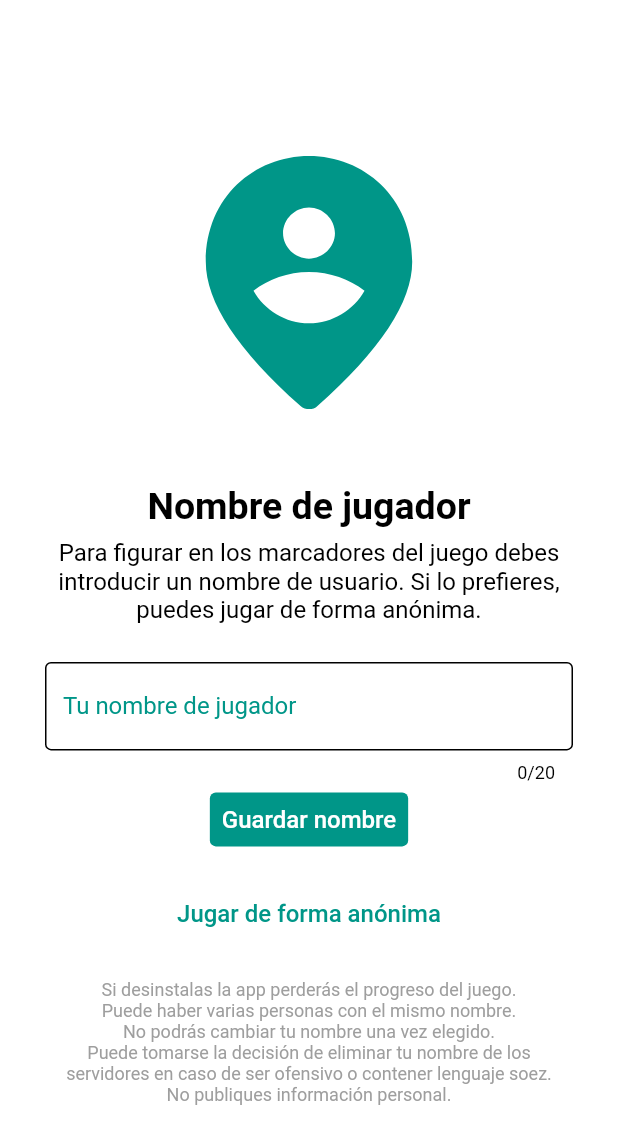
After one commit to joaquinsolla/Encasillado, a Flutter app: the SetUserName screen opened by its route, on a phone screen of 412 x 824 dp. The commit adds this screen. Shown: the top 1144 px of the screen. Run offline on Flutter 3.47's test engine with Material 2 defaults, Android fonts, the phone set to English and light mode, and no system bars; our stand-ins replace another_flushbar, charts_flutter, cloud_firestore, firebase_core, flutter_local_notifications, google_mobile_ads and 3 more; missing offline and left inert: mailto, new_version, slide_countdown_clock, social_share, twitter_intent; accounts and stored records are empty; network calls fail; Roboto replaces fonts that are missing (RaleWay).

Commit message:
Implemented user registry

```diff
--- a/TO-DO.txt
+++ b/TO-DO.txt
@@ -1,7 +1,7 @@
 ##### TO-DO list #####
 
 -------PRIORITY--------
-proguard
+quitar release notes dialog
 
 -------OTHERS----------
 
--- a/app_versions.txt
+++ b/app_versions.txt
@@ -21,7 +21,7 @@ LISTADO DE VERSIONES:
     16 (1.1.5)
     19 (1.2.1)
     22 (1.2.3)
-    24 (1.2.5)*
+    24 (1.2.5)
 
     --BETA-VERSIONS
     1 (1.0.0)
@@ -32,4 +32,5 @@ LISTADO DE VERSIONES:
     15 (1.1.4)
     17 (1.2.0)
     21 (1.2.2)
-    23 (1.2.4)*
+    23 (1.2.4)
+    25 (1.3.0)**
--- a/lib/common/methods.dart
+++ b/lib/common/methods.dart
@@ -1,7 +1,6 @@
 import 'package:another_flushbar/flushbar.dart';
 import 'package:flutter/material.dart';
 import 'package:flutter/services.dart';
-import 'package:flutter/widgets.dart';
 import 'package:mailto/mailto.dart';
 import 'package:social_share/social_share.dart';
 import 'package:url_launcher/url_launcher.dart';
--- a/lib/common/miscellaneous.dart
+++ b/lib/common/miscellaneous.dart
@@ -1,5 +1,5 @@
 /** APP VERSION */
-const String appVersion = "1.2.5";
+const String appVersion = "1.3.0 Beta";
 
 /** PERSISTENT DATA */
 bool everPlayed = true;
@@ -29,6 +29,8 @@ int scoreRecord = 0;
 String lastDayWotd = '2000-01-01';
 int consecutiveDaysWotd = 0;
 bool wotdDone = false;
+String? userName = null;
+String? userId = null;
 
 /** PERSISTENT TROPHIES */
 int totalTrophies = 0; // 13 - not diamond
--- a/lib/main.dart
+++ b/lib/main.dart
@@ -22,11 +22,13 @@ import 'package:Encasillado/pages/tour.dart';
 import 'package:Encasillado/pages/trophies.dart';
 import 'package:Encasillado/pages/suggest.dart';
 import 'package:Encasillado/notificationservice.dart';
+import 'package:Encasillado/pages/set_user_name.dart';
 
 
 //TODO: RUN APP WITH ADITIONAL ARGS: --no-sound-null-safety
 Future<void> main() async {
 
+  /** FIREBASE INITIALIZATION */
   WidgetsFlutterBinding.ensureInitialized();
   await Firebase.initializeApp();
 
@@ -57,6 +59,7 @@ Future<void> main() async {
       '/score_explanation': (context) => ScoreExplanation(),
       '/settings': (context) => Settings(),
       '/release_notes': (context) => ReleaseNotes(),
+      '/set_user_name': (context) => SetUserName(),
       '/suggest': (context) => Suggest(),
       '/tour': (context) => Tour(),
       '/trophies': (context) => Trophies(),
--- /dev/null
+++ b/lib/pages/set_user_name.dart
@@ -0,0 +1,237 @@
+import 'dart:math';
+
+import 'package:Encasillado/common/methods.dart';
+import 'package:Encasillado/common/miscellaneous.dart';
+import 'package:another_flushbar/flushbar.dart';
+import 'package:cloud_firestore/cloud_firestore.dart';
+import 'package:flutter/material.dart';
+import 'package:flutter/services.dart';
+import 'package:intl/intl.dart';
+
+import 'package:Encasillado/common/colors.dart';
+import 'package:shared_preferences/shared_preferences.dart';
+
+class SetUserName extends StatefulWidget {
+  @override
+  _SetUserNameState createState() => _SetUserNameState();
+}
+
+class _SetUserNameState extends State<SetUserName> {
+  final userNameController = TextEditingController();
+
+  @override
+  void dispose() {
+    userNameController.dispose();
+    super.dispose();
+  }
+
+  @override
+  void initState() {}
+
+  @override
+  Widget build(BuildContext context) {
+    SystemChrome.setPreferredOrientations([
+      DeviceOrientation.portraitUp,
+    ]);
+
+    Text mainText(String content) {
+      return Text(
+        content,
+        style: TextStyle(
+          fontSize: 16,
+          color: appBlack,
+          fontWeight: FontWeight.normal,
+          decoration: TextDecoration.none,
+          fontFamily: 'RaleWay',
+        ),
+        textAlign: TextAlign.center,
+      );
+    }
+
+    _save_user() async {
+      final prefs = await SharedPreferences.getInstance();
+      final key1 = 'username';
+      final key2 = 'userid';
+      prefs.setString(key1, userName!);
+      prefs.setString(key2, userId!);
+      if(terminalPrinting) print('[SYS] Saved $userName on username');
+      if(terminalPrinting) print('[SYS] Saved $userId on userid');
+    }
+
+    return Scaffold(
+      backgroundColor: appWhite,
+      body: Container(
+          margin: const EdgeInsets.fromLTRB(30.0, 0.0, 30.0, 0.0),
+          alignment: Alignment.topCenter,
+          child: Center(
+            child: ListView(
+              shrinkWrap: true,
+              addAutomaticKeepAlives: true,
+              children: [
+                Center(
+                  child: Icon(
+                    Icons.person_pin_circle_rounded,
+                    color: appMainColor,
+                    size: deviceWidth * 0.5,
+                  ),
+                ),
+                SizedBox(
+                  height: 30,
+                ),
+                Center(
+                  child: Text(
+                    "Nombre de jugador",
+                    style: TextStyle(
+                      fontSize: 25,
+                      color: appBlack,
+                      fontWeight: FontWeight.bold,
+                      decoration: TextDecoration.none,
+                      fontFamily: 'RaleWay',
+                    ),
+                    textAlign: TextAlign.center,
+                  ),
+                ),
+                SizedBox(
+                  height: 7.5,
+                ),
+                Center(
+                  child: mainText(
+                      "Para figurar en los marcadores del juego debes introducir un nombre de usuario. "
+                      "Si lo prefieres, puedes jugar de forma anónima."),
+                ),
+                SizedBox(
+                  height: 25,
+                ),
+                Center(
+                  child: TextField(
+                    maxLength: 20,
+                    style: TextStyle(color: appBlack),
+                    controller: userNameController,
+                    decoration: InputDecoration(
+                      counterStyle: TextStyle(color: appBlack),
+                      enabledBorder: OutlineInputBorder(
+                        borderSide: BorderSide(color: appBlack, width: 1),
+                      ),
+                      focusedBorder: OutlineInputBorder(
+                        borderSide: BorderSide(color: appMainColor, width: 1),
+                      ),
+                      labelText: 'Tu nombre de jugador',
+                      labelStyle: TextStyle(color: appMainColor),
+                      hintText: '',
+                      hintStyle: TextStyle(color: appBlack),
+                    ),
+                  ),
+                ),
+                Center(
+                  child: TextButton(
+                      onPressed: () {
+                        FirebaseFirestore firestore = FirebaseFirestore.instance;
+                        CollectionReference users = firestore.collection('users');
+                        DateTime now = DateTime.now();
+                        String formattedDate = DateFormat('dd-MM-yyyy – kk:mm:ss').format(now);
+                        String newUserId = userNameController.text + formattedDate.substring(0,2) +
+                            formattedDate.substring(3,5) + formattedDate.substring(6,10) +
+                            formattedDate.substring(13,15) + formattedDate.substring(16,18) +
+                            formattedDate.substring(19) + (Random().nextInt(10)).toString();
+
+                        setState(() {
+                          userName = userNameController.text;
+                          userId = newUserId;
+                        });
+                        _save_user();
+
+                        users
+                            .add({
+                          'name': userName,
+                          'id': userId,
+                          'scoreRecord': scoreRecord,
+                          'streakRecord': streakRecord,
+                        })
+                            .then((value) {
+                          FocusManager.instance.primaryFocus?.unfocus();
+                          Navigator.pushNamed(context, '/home');
+                          Flushbar(
+                            message: "¡Bienvenido $userName!",
+                            duration: Duration(seconds: 3),
+                            backgroundColor: Colors.orange,
+                            flushbarPosition: FlushbarPosition.TOP,
+                          ).show(context);
+                        })
+                            .timeout(Duration(seconds: 5), onTimeout: () {
+                          Flushbar(
+                            message: "Revisa tu conexión a Internet e inténtalo de nuevo",
+                            duration: Duration(seconds: 3),
+                            backgroundColor: Colors.red,
+                            flushbarPosition: FlushbarPosition.TOP,
+                          ).show(context);
+                          if (terminalPrinting) print("[ERR] Failed to save name: Timeout");
+                        })
+                            .catchError((error) {
+                          Flushbar(
+                            message: "Algo ha fallado, inténtalo más tarde",
+                            duration: Duration(seconds: 3),
+                            backgroundColor: Colors.red,
+                            flushbarPosition: FlushbarPosition.TOP,
+                          ).show(context);
+                          if (terminalPrinting) print("[ERR] Failed to save name: $error");
+                        });
+                      },
+                      style: TextButton.styleFrom(
+                        primary: appWhite,
+                        backgroundColor: appMainColor,
+                      ),
+                      child: Text(
+                        "Guardar nombre",
+                        style: TextStyle(fontSize: 16),
+                      )),
+                ),
+                SizedBox(
+                  height: 15,
+                ),
+                Center(
+                  child: TextButton(
+                      onPressed: () {
+                        setState(() {
+                          userName = null;
+                          userId = null;
+                        });
+                        Navigator.pushNamed(context, '/home');
+                        Flushbar(
+                          message: "Jugando de forma anónima",
+                          duration: Duration(seconds: 3),
+                          backgroundColor: Colors.black,
+                          flushbarPosition: FlushbarPosition.TOP,
+                        ).show(context);
+                      },
+                      style: TextButton.styleFrom(
+                        primary: appMainColor,
+                        backgroundColor: appWhite,
+                      ),
+                      child: Text(
+                        "Jugar de forma anónima",
+                        style: TextStyle(fontSize: 16),
+                      )),
+                ),
+                SizedBox(height: 20,),
+                Text(
+                  "Si desinstalas la app perderás el progreso del juego.\n"
+                      "Puede haber varias personas con el mismo nombre.\n"
+                      "No podrás cambiar tu nombre una vez elegido.\n"
+                      "Puede tomarse la decisión de eliminar tu nombre de los servidores "
+                      "en caso de ser ofensivo o contener lenguaje soez.\n"
+                      "No publiques información personal.",
+                  style: TextStyle(
+                    fontSize: 12,
+                    color: appGrey,
+                    fontWeight: FontWeight.normal,
+                    decoration: TextDecoration.none,
+                    fontFamily: 'RaleWay',
+                  ),
+                  textAlign: TextAlign.center,
+                ),
+              ],
+            ),
+          )),
+    );
+  }
+}
```
Also changed, not shown: lib/pages/home.dart (+16 -0 lines), 2 other files.
